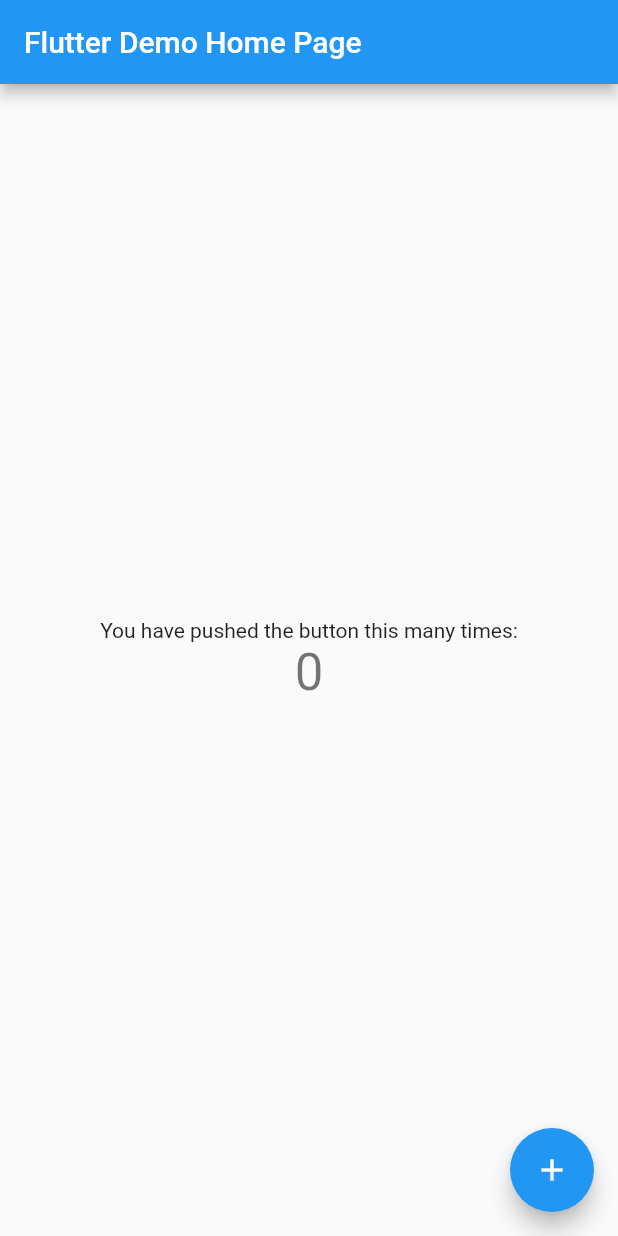
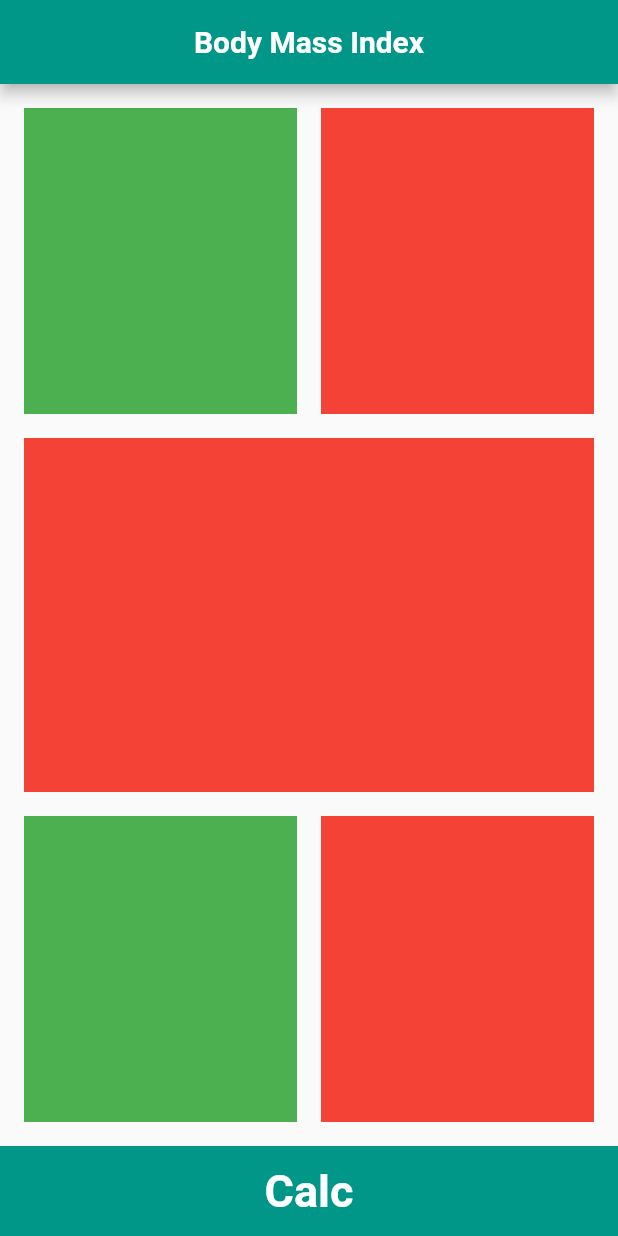
Before and after one commit to Esmail-Sameh/BMI_Calc, a Flutter app: the screen it shows after launch, on a phone screen of 412 x 824 dp. Run offline on Flutter 3.47's test engine with Material 2 defaults, Android fonts, the phone set to English and light mode, and no system bars.

Commit message:
ui Home Screen 50%

```diff
--- a/lib/main.dart
+++ b/lib/main.dart
@@ -1,115 +1,29 @@
+import 'package:bmi_calc/screens/home.dart';
 import 'package:flutter/material.dart';
 
-void main() {
-  runApp(const MyApp());
+void main(){
+  runApp(App());
 }
 
-class MyApp extends StatelessWidget {
-  const MyApp({super.key});
+class App extends StatelessWidget {
+  const App({Key? key}) : super(key: key);
 
-  // This widget is the root of your application.
   @override
   Widget build(BuildContext context) {
     return MaterialApp(
-      title: 'Flutter Demo',
+      debugShowCheckedModeBanner: false,
+      home: Home(),
       theme: ThemeData(
-        // This is the theme of your application.
-        //
-        // Try running your application with "flutter run". You'll see the
-        // application has a blue toolbar. Then, without quitting the app, try
-        // changing the primarySwatch below to Colors.green and then invoke
-        // "hot reload" (press "r" in the console where you ran "flutter run",
-        // or simply save your changes to "hot reload" in a Flutter IDE).
-        // Notice that the counter didn't reset back to zero; the application
-        // is not restarted.
-        primarySwatch: Colors.blue,
+        appBarTheme: AppBarTheme(
+          centerTitle: true,
+          color: Colors.teal,
+          titleTextStyle: TextStyle(
+            color: Colors.white,
+            fontSize: 20,
+            fontWeight: FontWeight.bold,
+          ),
+        ),
       ),
-      home: const MyHomePage(title: 'Flutter Demo Home Page'),
     );
   }
 }
-
-class MyHomePage extends StatefulWidget {
-  const MyHomePage({super.key, required this.title});
-
-  // This widget is the home page of your application. It is stateful, meaning
-  // that it has a State object (defined below) that contains fields that affect
-  // how it looks.
-
-  // This class is the configuration for the state. It holds the values (in this
-  // case the title) provided by the parent (in this case the App widget) and
-  // used by the build method of the State. Fields in a Widget subclass are
-  // always marked "final".
-
-  final String title;
-
-  @override
-  State<MyHomePage> createState() => _MyHomePageState();
-}
-
-class _MyHomePageState extends State<MyHomePage> {
-  int _counter = 0;
-
-  void _incrementCounter() {
-    setState(() {
-      // This call to setState tells the Flutter framework that something has
-      // changed in this State, which causes it to rerun the build method below
-      // so that the display can reflect the updated values. If we changed
-      // _counter without calling setState(), then the build method would not be
-      // called again, and so nothing would appear to happen.
-      _counter++;
-    });
-  }
-
-  @override
-  Widget build(BuildContext context) {
-    // This method is rerun every time setState is called, for instance as done
-    // by the _incrementCounter method above.
-    //
-    // The Flutter framework has been optimized to make rerunning build methods
-    // fast, so that you can just rebuild anything that needs updating rather
-    // than having to individually change instances of widgets.
-    return Scaffold(
-      appBar: AppBar(
-        // Here we take the value from the MyHomePage object that was created by
-        // the App.build method, and use it to set our appbar title.
-        title: Text(widget.title),
-      ),
-      body: Center(
-        // Center is a layout widget. It takes a single child and positions it
-        // in the middle of the parent.
-        child: Column(
-          // Column is also a layout widget. It takes a list of children and
-          // arranges them vertically. By default, it sizes itself to fit its
-          // children horizontally, and tries to be as tall as its parent.
-          //
-          // Invoke "debug painting" (press "p" in the console, choose the
-          // "Toggle Debug Paint" action from the Flutter Inspector in Android
-          // Studio, or the "Toggle Debug Paint" command in Visual Studio Code)
-          // to see the wireframe for each widget.
-          //
-          // Column has various properties to control how it sizes itself and
-          // how it positions its children. Here we use mainAxisAlignment to
-          // center the children vertically; the main axis here is the vertical
-          // axis because Columns are vertical (the cross axis would be
-          // horizontal).
-          mainAxisAlignment: MainAxisAlignment.center,
-          children: <Widget>[
-            const Text(
-              'You have pushed the button this many times:',
-            ),
-            Text(
-              '$_counter',
-              style: Theme.of(context).textTheme.headlineMedium,
-            ),
-          ],
-        ),
-      ),
-      floatingActionButton: FloatingActionButton(
-        onPressed: _incrementCounter,
-        tooltip: 'Increment',
-        child: const Icon(Icons.add),
-      ), // This trailing comma makes auto-formatting nicer for build methods.
-    );
-  }
-}
--- /dev/null
+++ b/lib/screens/home.dart
@@ -0,0 +1,71 @@
+import 'package:flutter/material.dart';
+
+class Home extends StatelessWidget {
+  const Home({Key? key}) : super(key: key);
+
+  @override
+  Widget build(BuildContext context) {
+    return Scaffold(
+      appBar: AppBar(
+        title: Text('Body Mass Index'),
+      ),
+      body: SafeArea(
+          child: Column(
+            children: [
+              Expanded(
+                  child: Padding(
+                    padding: const EdgeInsets.all(16.0),
+                    child: Row(
+                      children: [
+                        Expanded(child: Container(
+                          color: Colors.green,
+                        ),),
+                        SizedBox(width: 16,),
+                        Expanded(child: Container(
+                          color: Colors.red,
+                        ),),
+                      ],
+                    ),
+                  )),
+              Expanded(
+                  child: Padding(
+                    padding: const EdgeInsets.symmetric(horizontal: 16),
+                    child: Container(
+                color: Colors.red,
+              ),
+                  )),
+              Expanded(
+                  child: Padding(
+                    padding: const EdgeInsets.all(16.0),
+                    child: Row(
+                      children: [
+                        Expanded(child: Container(
+                          color: Colors.green,
+                        ),),
+                        SizedBox(width: 16,),
+                        Expanded(child: Container(
+                          color: Colors.red,
+                        ),),
+                      ],
+                    ),
+                  )),
+              Container(
+                width: double.infinity,
+                color: Colors.teal,
+                height: 60,
+                child: MaterialButton(
+                  onPressed: () {print("Done");},
+                  child: Text(
+                    'Calc',
+                    style: TextStyle(
+                        color: Colors.white,
+                        fontSize: 30,
+                        fontWeight: FontWeight.bold),
+                  ),
+                ),
+              ),
+            ],
+          )),
+    );
+  }
+}
```
Also changed, not shown: lib/screens/result.dart (added), 1 other file.
